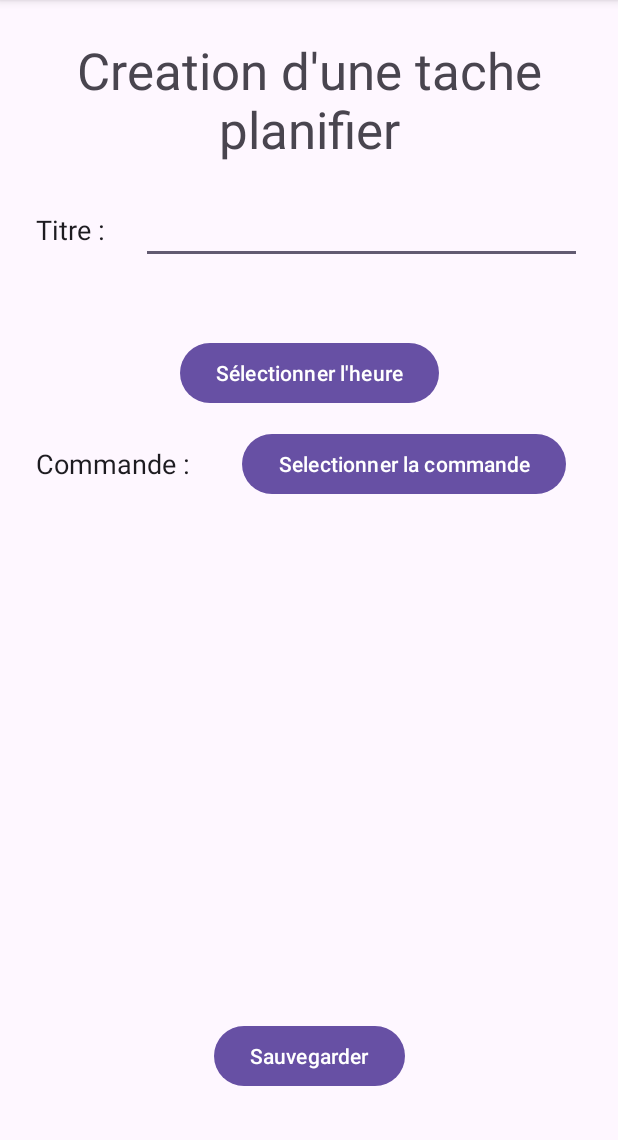
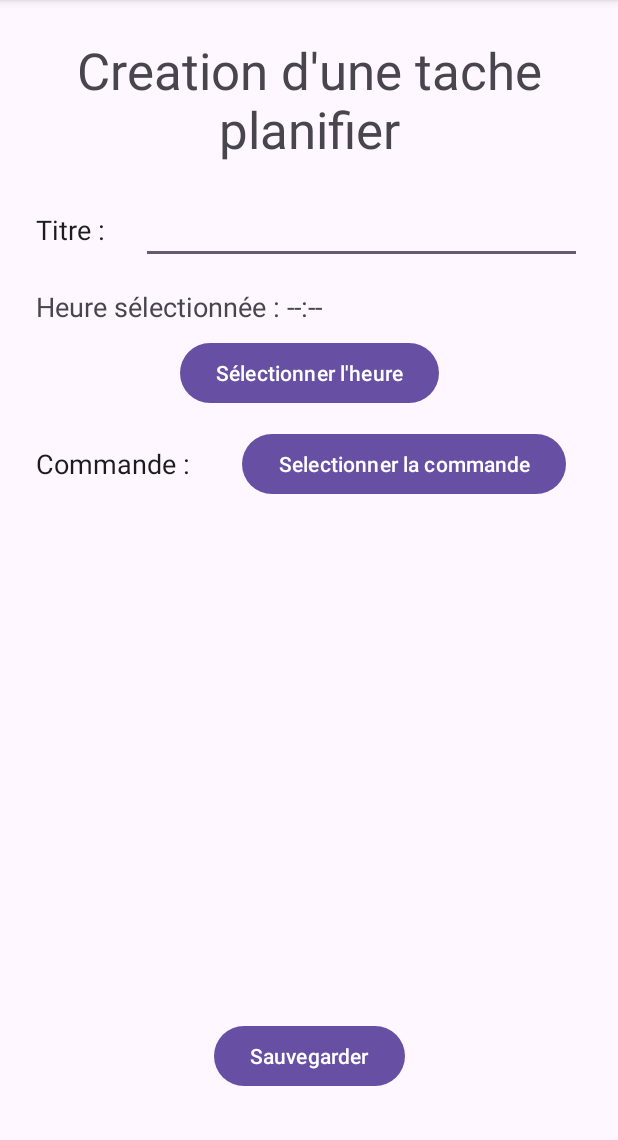
Before and after one commit to CR2429/RasberryRGB, an Android app: the FormulairePlanifActivity screen opened directly, with no data from a screen before it, on a phone screen of 412 x 824 dp, the part 96-1236 px from its top. Run offline under Robolectric (Android 15) with nearby library versions, the phone set to English and light mode, and no system bars.

Commit message:
finalisation du formulaire

```diff
--- a/Android/app/build.gradle.kts
+++ b/Android/app/build.gradle.kts
@@ -40,6 +40,7 @@ android {
 dependencies {
 
     implementation("androidx.core:core-ktx:1.10.1")
+    implementation("com.google.code.gson:gson:2.8.9")
     implementation("androidx.appcompat:appcompat:1.6.1")
     implementation("com.google.android.material:material:1.9.0")
     implementation("androidx.constraintlayout:constraintlayout:2.1.4")
--- a/Android/app/src/main/res/layout/activity_formulaire_planif.xml
+++ b/Android/app/src/main/res/layout/activity_formulaire_planif.xml
@@ -5,6 +5,14 @@
     android:layout_width="match_parent"
     android:layout_height="match_parent"
     tools:context=".FormulairePlanifActivity">
+
+    <TextView
+        android:id="@+id/TvFormMinute"
+        android:layout_width="wrap_content"
+        android:layout_height="wrap_content"
+        android:visibility="invisible"
+        tools:layout_editor_absoluteX="138dp"
+        tools:layout_editor_absoluteY="477dp" />
 
     <TextView
         android:id="@+id/TvTitreForm"
@@ -94,4 +102,20 @@
         app:layout_constraintStart_toStartOf="@+id/TvTime"
         app:layout_constraintTop_toBottomOf="@+id/TvTime" />
 
+    <TextView
+        android:id="@+id/TvFormHeure"
+        android:layout_width="wrap_content"
+        android:layout_height="wrap_content"
+        android:visibility="invisible"
+        tools:layout_editor_absoluteX="148dp"
+        tools:layout_editor_absoluteY="413dp" />
+
+    <TextView
+        android:id="@+id/TvFormCommand"
+        android:layout_width="wrap_content"
+        android:layout_height="wrap_content"
+        android:visibility="invisible"
+        tools:layout_editor_absoluteX="202dp"
+        tools:layout_editor_absoluteY="531dp" />
+
 </androidx.constraintlayout.widget.ConstraintLayout>
```
Also changed, not shown: Android/app/src/main/java/com/annoapp/raspberry/FormulairePlanifActivity.kt (+49 -13 lines), Android/app/src/main/java/com/annoapp/raspberry/FormulairePlanifCommandeActivity.kt (+8 -7 lines), Android/app/src/main/java/com/annoapp/raspberry/Planif.kt (+7 -0 lines), Android/app/src/main/java/com/annoapp/raspberry/PlanifActivity.kt (+14 -9 lines), Android/app/src/main/java/com/annoapp/raspberry/PlanifAdapter.kt (+6 -2 lines).
